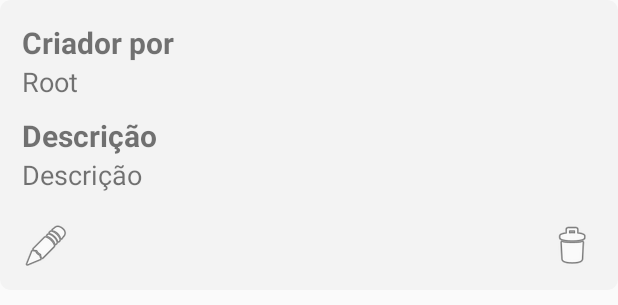
After one commit to paulovareiro29/CidadaoAtivo, an Android app: the layout edit_marker_popup.xml on its own in the app's theme, with its tools: preview values and no code run, on a phone screen of 412 x 824 dp. The commit adds this screen. Shown: the top 305 px of the screen. Run offline under Robolectric (Android 15) with nearby library versions, the phone set to English and light mode, and no system bars.

Commit message:
Funcionalidade de editar problemas e tambem visualizar e eliminar

```diff
--- /dev/null
+++ b/app/src/main/res/layout/edit_marker_popup.xml
@@ -0,0 +1,105 @@
+<?xml version="1.0" encoding="utf-8"?>
+<RelativeLayout
+    xmlns:android="http://schemas.android.com/apk/res/android"
+    xmlns:tools="http://schemas.android.com/tools"
+    android:layout_width="wrap_content"
+    android:layout_height="wrap_content"
+    android:background="@drawable/item_background">
+
+    <LinearLayout
+        android:layout_height="wrap_content"
+        android:layout_width="match_parent"
+        android:orientation="vertical">
+
+
+        <LinearLayout
+            android:id="@+id/edit_marker_criadoPor"
+            android:layout_width="match_parent"
+            android:layout_height="wrap_content"
+            android:paddingBottom="10dp"
+            android:orientation="vertical">
+
+            <TextView
+                android:layout_width="match_parent"
+                android:layout_height="wrap_content"
+                android:textStyle="bold"
+                android:textSize="20dp"
+                android:text="@string/criadoPor" />
+
+            <TextView
+                android:id="@+id/edit_marker_criadoPor_text"
+                android:layout_width="match_parent"
+                android:layout_height="wrap_content"
+                android:textSize="18dp"
+                android:text="Root" />
+
+        </LinearLayout>
+
+        <LinearLayout
+            android:layout_width="match_parent"
+            android:layout_height="wrap_content"
+            android:paddingBottom="10dp"
+            android:orientation="vertical">
+
+            <TextView
+                android:id="@+id/edit_marker_descricao"
+                android:layout_width="match_parent"
+                android:layout_height="wrap_content"
+                android:textStyle="bold"
+                android:textSize="20dp"
+                android:text="@string/descricao"/>
+
+            <TextView
+                android:id="@+id/edit_marker_descricao_text"
+                android:layout_width="match_parent"
+                android:layout_height="wrap_content"
+                android:textSize="18dp"
+                android:text="Descrição"/>
+
+        </LinearLayout>
+
+        <LinearLayout
+        android:paddingTop="10dp"
+        android:layout_width="match_parent"
+        android:layout_height="wrap_content">
+
+
+            <LinearLayout
+                android:layout_width="match_parent"
+                android:layout_height="match_parent"
+                android:layout_weight="1"
+                android:gravity="left">
+
+                <ImageButton
+                    android:id="@+id/edit_marker_editButton"
+                    android:layout_width="wrap_content"
+                    android:layout_height="30dp"
+                    android:background="@drawable/deletebutton"
+                    android:src="@android:drawable/ic_menu_edit"
+                    android:text="@string/editar" />
+
+            </LinearLayout>
+
+
+            <LinearLayout
+                android:layout_width="match_parent"
+                android:layout_height="match_parent"
+                android:layout_weight="1"
+                android:gravity="right">
+
+                <ImageButton
+                    android:id="@+id/edit_marker_deleteButton"
+                    android:layout_width="wrap_content"
+                    android:layout_height="30dp"
+                    android:background="@drawable/deletebutton"
+                    android:src="@android:drawable/ic_menu_delete"
+                    android:text="@string/remover" />
+
+            </LinearLayout>
+
+        </LinearLayout>
+
+    </LinearLayout>
+
+
+</RelativeLayout>
--- a/app/src/main/res/values/strings.xml
+++ b/app/src/main/res/values/strings.xml
@@ -24,4 +24,5 @@
     <string name="por">Por</string>
     <string name="preference_login_key">loginfile</string>
     <string name="loginUsername">user</string>
+    <string name="criadoPor">Criador por</string>
 </resources>
```
Also changed, not shown: app/src/main/java/ipvc/estg/cidadaoativo/MapActivity.kt (+156 -9 lines), app/src/main/java/ipvc/estg/cidadaoativo/api/EndPoints.kt (+12 -0 lines), app/src/main/res/layout/edit2_marker_popup.xml (added, +92 -0 lines), app/src/main/res/layout/marker_popup.xml (added, +64 -0 lines), 1 other file.
